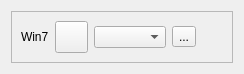
Old version of the form Qt/lib2/serial5/serialbox5_fix_baudrate_win7/src/ui/serialbox5_fix_baudrate_win7.ui in the repository RinatB2017/mega_GIT.
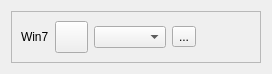
New version of the form.

What changed in the file:
```diff
--- a/Qt/lib2/serial5/serialbox5_fix_baudrate_win7/src/ui/serialbox5_fix_baudrate_win7.ui
+++ b/Qt/lib2/serial5/serialbox5_fix_baudrate_win7/src/ui/serialbox5_fix_baudrate_win7.ui
@@ -6,7 +6,7 @@
    <rect>
     <x>0</x>
     <y>0</y>
-    <width>244</width>
+    <width>272</width>
     <height>74</height>
    </rect>
   </property>
```
